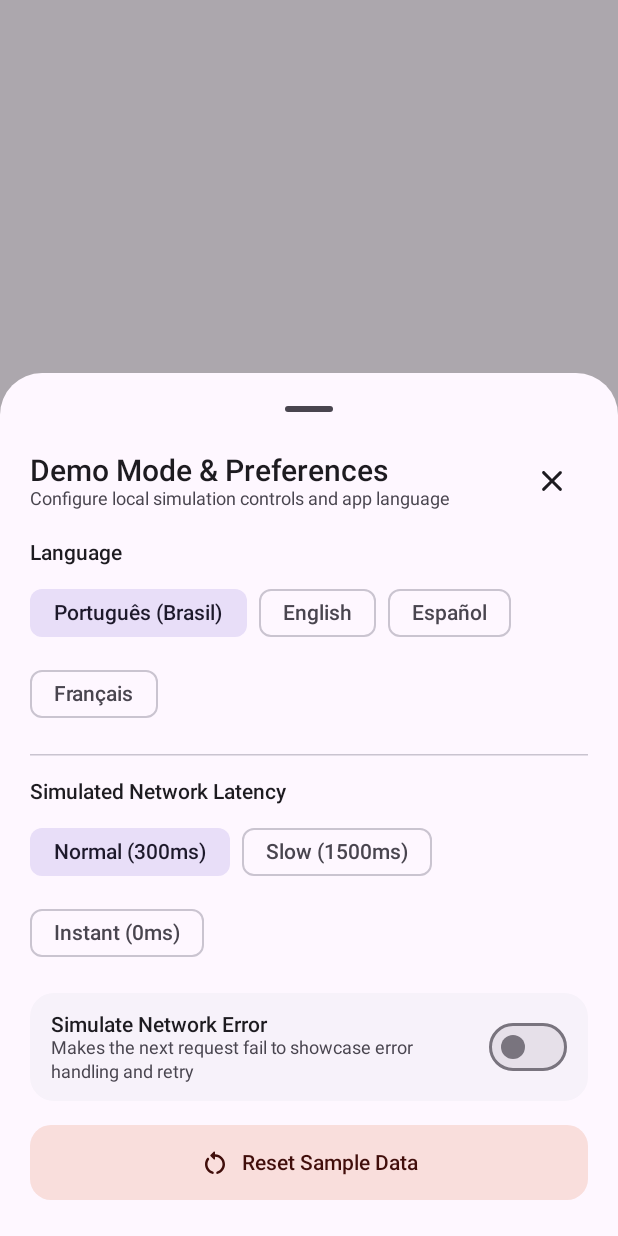
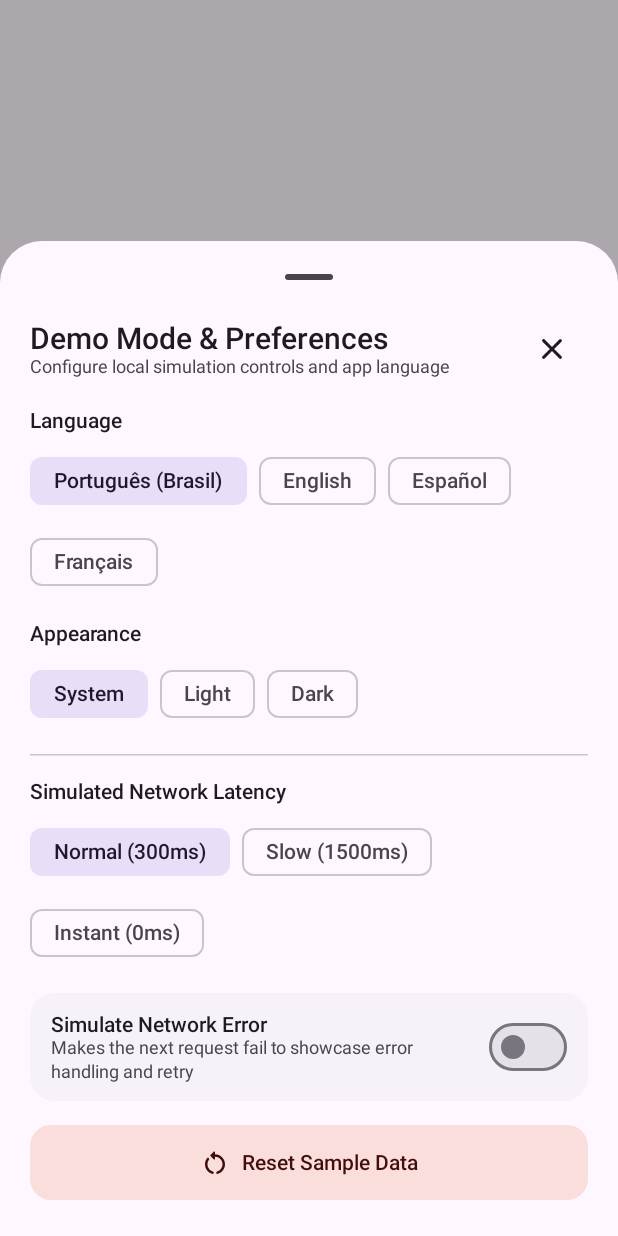
Before and after one commit to gilsonjuniorpro/RachaJusto, an Android app built with Jetpack Compose: the composable DemoModeBottomSheet shown on its own in the app's theme, on a phone screen of 412 x 824 dp. Run offline under Robolectric (Android 15) with nearby library versions, the phone set to English and light mode, and no system bars; missing, so only their content is drawn: CompositionLocalProvider; 3 statements that could not run were skipped.

Commit message:
feat: add selectable System, Light, and Dark theme mode preference

```diff
--- a/app/src/main/java/com/rachajusto/core/di/AppContainer.kt
+++ b/app/src/main/java/com/rachajusto/core/di/AppContainer.kt
@@ -1,6 +1,7 @@
 package com.rachajusto.core.di
 
 import android.content.Context
+import com.rachajusto.core.designsystem.theme.ThemePreferenceManager
 import com.rachajusto.core.i18n.LanguageManager
 import com.rachajusto.data.local.FileJsonGroupStorage
 import com.rachajusto.data.network.MockNetworkSimulator
@@ -15,6 +16,10 @@ class AppContainer(context: Context) {
 
     val languageManager: LanguageManager by lazy {
         LanguageManager(appContext)
+    }
+
+    val themePreferenceManager: ThemePreferenceManager by lazy {
+        ThemePreferenceManager(appContext)
     }
 
     val networkSimulator: MockNetworkSimulator by lazy {
--- a/app/src/main/java/com/rachajusto/feature/demo/DemoModeBottomSheet.kt
+++ b/app/src/main/java/com/rachajusto/feature/demo/DemoModeBottomSheet.kt
@@ -54,6 +54,7 @@ import androidx.compose.ui.text.font.FontWeight
 import androidx.compose.ui.unit.dp
 import androidx.lifecycle.compose.collectAsStateWithLifecycle
 import com.rachajusto.R
+import com.rachajusto.core.designsystem.theme.AppThemeMode
 import com.rachajusto.core.i18n.AppLanguage
 import com.rachajusto.data.network.SimulatedLatencyMode
 
@@ -127,7 +128,9 @@ fun TopBarUtilityActions(
 fun DemoModeBottomSheet(
     viewModel: DemoModeViewModel,
     currentLanguage: AppLanguage,
+    currentThemeMode: AppThemeMode = AppThemeMode.SYSTEM,
     onSelectLanguage: (AppLanguage) -> Unit,
+    onSelectThemeMode: (AppThemeMode) -> Unit = {},
     onDataReset: () -> Unit,
     onDismiss: () -> Unit
 ) {
@@ -197,6 +200,31 @@ fun DemoModeBottomSheet(
                             selected = currentLanguage == language,
                             onClick = { onSelectLanguage(language) },
                             label = { Text(language.nativeName) }
+                        )
+                    }
+                }
+            }
+
+            // Theme selector
+            Column(verticalArrangement = Arrangement.spacedBy(8.dp)) {
+                Text(
+                    text = stringResource(R.string.theme_mode_title),
+                    style = MaterialTheme.typography.titleSmall
+                )
+                FlowRow(
+                    horizontalArrangement = Arrangement.spacedBy(8.dp),
+                    verticalArrangement = Arrangement.spacedBy(6.dp)
+                ) {
+                    AppThemeMode.entries.forEach { mode ->
+                        val labelRes = when (mode) {
+                            AppThemeMode.SYSTEM -> R.string.theme_mode_system
+                            AppThemeMode.LIGHT -> R.string.theme_mode_light
+                            AppThemeMode.DARK -> R.string.theme_mode_dark
+                        }
+                        FilterChip(
+                            selected = currentThemeMode == mode,
+                            onClick = { onSelectThemeMode(mode) },
+                            label = { Text(stringResource(labelRes)) }
                         )
                     }
                 }
--- a/app/src/main/java/com/rachajusto/navigation/RachaJustoNavHost.kt
+++ b/app/src/main/java/com/rachajusto/navigation/RachaJustoNavHost.kt
@@ -33,6 +33,7 @@ fun RachaJustoNavHost(
     navController: NavHostController = rememberNavController()
 ) {
     val currentLanguage by appContainer.languageManager.currentLanguage.collectAsStateWithLifecycle()
+    val currentThemeMode by appContainer.themePreferenceManager.themeMode.collectAsStateWithLifecycle()
     val isErrorArmed by appContainer.networkSimulator.simulateNextError.collectAsStateWithLifecycle()
     var showDemoSheet by remember { mutableStateOf(false) }
     var dataResetEpoch by remember { mutableIntStateOf(0) }
@@ -156,7 +157,9 @@ fun RachaJustoNavHost(
         DemoModeBottomSheet(
             viewModel = demoModeViewModel,
             currentLanguage = currentLanguage,
+            currentThemeMode = currentThemeMode,
             onSelectLanguage = appContainer.languageManager::setLanguage,
+            onSelectThemeMode = appContainer.themePreferenceManager::setThemeMode,
             onDataReset = {
                 dataResetEpoch++
                 navController.popBackStack(RachaJustoRoutes.GROUPS, inclusive = false)
--- a/app/src/main/res/values/strings.xml
+++ b/app/src/main/res/values/strings.xml
@@ -220,4 +220,8 @@
     <string name="add_expense_distribute_equally">Split equally</string>
     <string name="pix_note_optional_label">Payment note (optional)</string>
     <string name="pix_note_placeholder">e.g. Paid via bank app</string>
+    <string name="theme_mode_title">Appearance</string>
+    <string name="theme_mode_system">System</string>
+    <string name="theme_mode_light">Light</string>
+    <string name="theme_mode_dark">Dark</string>
 </resources>
```
Also changed, not shown: app/src/main/java/com/rachajusto/MainActivity.kt (+9 -1 lines), app/src/main/java/com/rachajusto/core/designsystem/theme/AppThemeMode.kt (added, +39 -0 lines), 4 other files.
